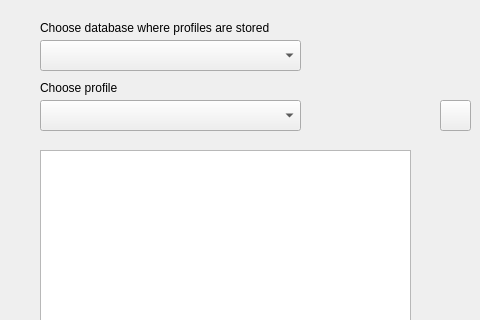
Qt form menu_builder_dialog_base.ui (Oslandia/qgis-menu-builder) before a commit; both pictures show x 0 to 480 and y 0 to 320 of the 844 by 649 pixel window.
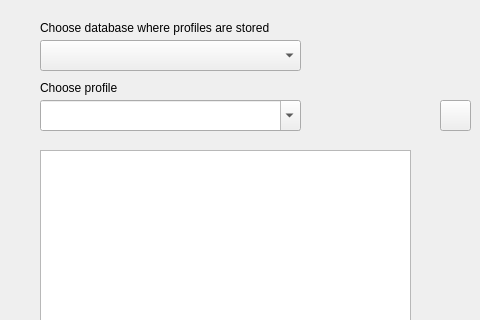
The same form after that commit.

What changed in the file:
```diff
--- a/menu_builder_dialog_base.ui
+++ b/menu_builder_dialog_base.ui
@@ -81,7 +81,7 @@
     </rect>
    </property>
    <property name="editable">
-    <bool>false</bool>
+    <bool>true</bool>
    </property>
   </widget>
   <widget class="QLabel" name="label_profile">
```
